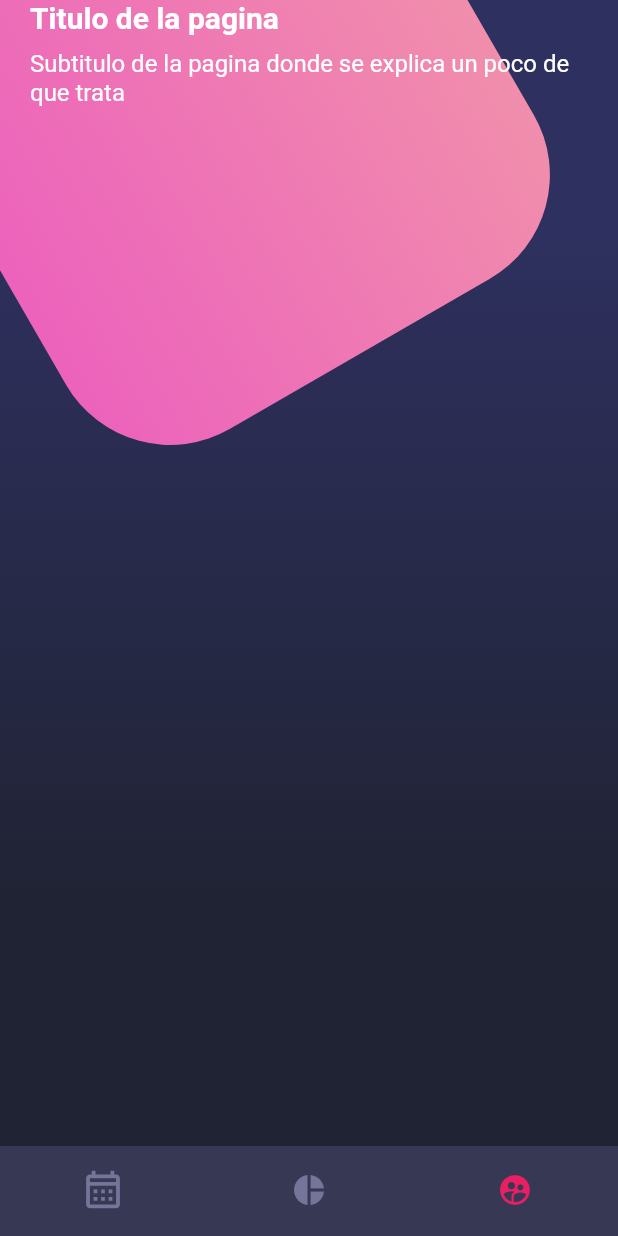
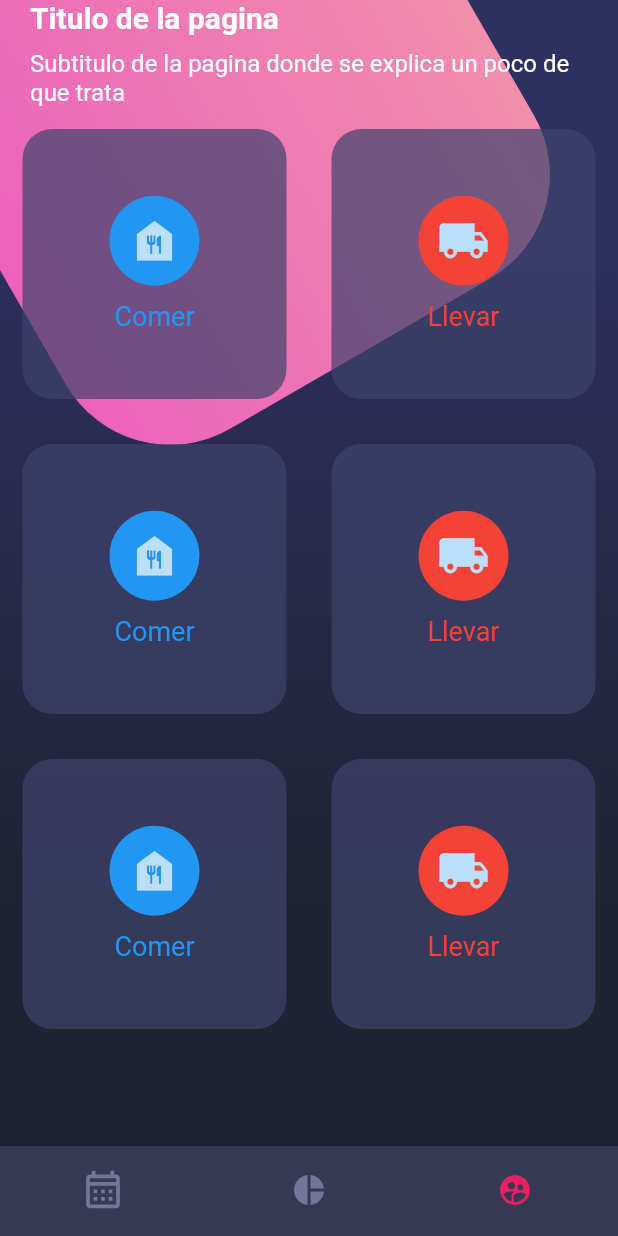
Before and after one commit to jsemalvarez/flutter-desings, a Flutter app: the screen it shows after launch, on a phone screen of 412 x 824 dp. Run offline on Flutter 3.47's test engine with Material 2 defaults, Android fonts, the phone set to English and light mode, and no system bars.

Commit message:
diseño compuesto: Table TableRow

```diff
--- a/lib/screens/home_screen.dart
+++ b/lib/screens/home_screen.dart
@@ -1,4 +1,5 @@
 import 'package:disenos/widgets/background.dart';
+import 'package:disenos/widgets/card_table.dart';
 import 'package:disenos/widgets/custom_bottom_navigation_bar.dart';
 import 'package:disenos/widgets/page_title.dart';
 import 'package:flutter/material.dart';
@@ -28,8 +29,11 @@ class _HomeBody extends StatelessWidget {
 
   @override
   Widget build(BuildContext context) {
-    return SingleChildScrollView( child: Column( children: const[
-      PageTitle()
-    ],),);
+    return SingleChildScrollView( child:
+      Column( children: const[
+        PageTitle(),
+        CardTable()
+      ],),
+    );
   }
 }
--- /dev/null
+++ b/lib/widgets/card_table.dart
@@ -0,0 +1,64 @@
+import 'package:flutter/material.dart';
+
+
+class CardTable extends StatelessWidget {
+  const CardTable({super.key});
+
+  @override
+  Widget build(BuildContext context) {
+    return Table(
+      children: const[
+        TableRow( children: [
+          _SingleCard(icon: Icons.food_bank, text: 'Comer', color: Colors.blue,),
+          _SingleCard(icon: Icons.local_shipping, text: 'Llevar', color: Colors.red,),
+        ]),
+         TableRow( children: [
+          _SingleCard(icon: Icons.food_bank, text: 'Comer', color: Colors.blue,),
+          _SingleCard(icon: Icons.local_shipping, text: 'Llevar', color: Colors.red,),
+        ]),
+         TableRow( children: [
+          _SingleCard(icon: Icons.food_bank, text: 'Comer', color: Colors.blue,),
+          _SingleCard(icon: Icons.local_shipping, text: 'Llevar', color: Colors.red,),
+        ]),
+      ],
+    );
+  }
+}
+
+class _SingleCard extends StatelessWidget {
+
+  final IconData icon;
+  final Color color;
+  final String text;
+
+  const _SingleCard({
+    super.key,
+    required this.icon,
+    required this.color,
+    required this.text
+  });
+
+  @override
+  Widget build(BuildContext context) {
+    return Container(
+      margin: const EdgeInsets.all(15),
+      height: 180,
+      decoration: BoxDecoration(
+        color: const Color.fromRGBO(62, 66, 107, 0.7),
+        borderRadius: BorderRadius.circular(20)
+      ),
+      child: Column(
+        mainAxisAlignment: MainAxisAlignment.center,
+        children: [
+          CircleAvatar(
+            backgroundColor: color,
+            radius: 30,
+            child: Icon(icon, size: 35,),
+          ),
+          const SizedBox(height: 10,),
+          Text(text, style: TextStyle(color: color, fontSize: 18)),
+        ],
+      ),
+    );
+  }
+}
```
